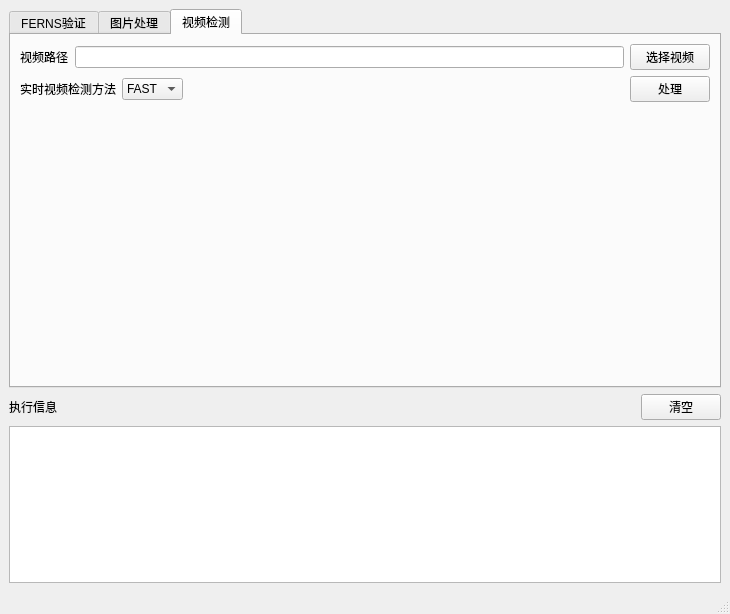
Old version of the form mainwindow.ui in the repository weiliana/cv_homework.
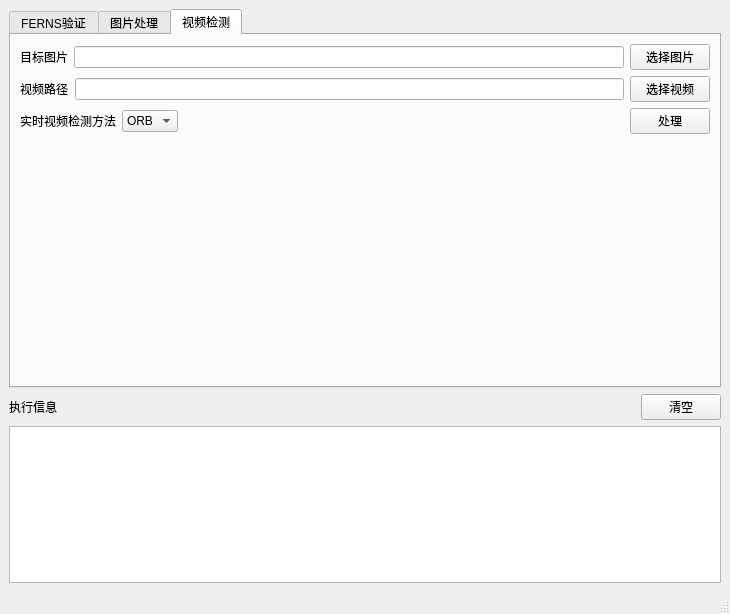
New version of the form. The open tabs and pages were chosen to show the change.

Commit message: feat(videoProcess): test ORB for video

Diff of the .ui file:
```diff
--- a/mainwindow.ui
+++ b/mainwindow.ui
@@ -385,6 +385,27 @@
         <string>视频检测</string>
        </attribute>
        <layout class="QVBoxLayout" name="verticalLayout_10">
+        <item>
+         <layout class="QHBoxLayout" name="horizontalLayout_9">
+          <item>
+           <widget class="QLabel" name="label_10">
+            <property name="text">
+             <string>目标图片</string>
+            </property>
+           </widget>
+          </item>
+          <item>
+           <widget class="QLineEdit" name="videoTargetImgPath"/>
+          </item>
+          <item>
+           <widget class="QPushButton" name="videoTargetImg_btn">
+            <property name="text">
+             <string>选择图片</string>
+            </property>
+           </widget>
+          </item>
+         </layout>
+        </item>
         <item>
          <layout class="QHBoxLayout" name="horizontalLayout_7">
           <item>
@@ -421,11 +442,6 @@
           </item>
           <item>
            <widget class="QComboBox" name="videoDetectFunc_cmb">
-            <item>
-             <property name="text">
-              <string>FAST</string>
-             </property>
-            </item>
             <item>
              <property name="text">
               <string>ORB</string>
```
Left out of the diff: 2 changed lines with no effect on the pictures. The commit also changes 9 other files.
